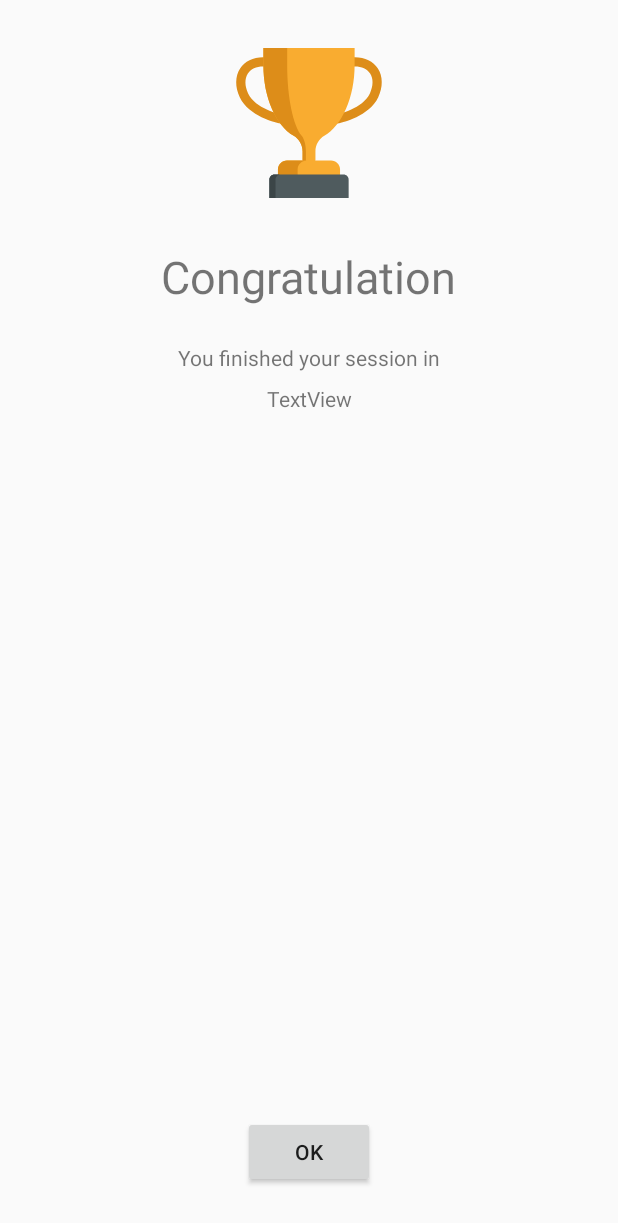
After one commit to oliexdev/openWorkout, an Android app: the layout fragment_trophy.xml on its own in the app's theme, with its tools: preview values and no code run, on a phone screen of 412 x 824 dp. The commit adds this screen. Shown: the top 1223 px of the screen. Run offline under Robolectric (Android 15) with nearby library versions, the phone set to English and light mode, and no system bars.

Commit message:
show trophy fragment after successful finished the workout session

```diff
--- /dev/null
+++ b/app/src/main/res/layout/fragment_trophy.xml
@@ -0,0 +1,63 @@
+<?xml version="1.0" encoding="utf-8"?>
+<!--
+  ~ Copyright (C) 2020 by olie.xdev@googlemail.com All Rights Reserved
+  -->
+
+<androidx.constraintlayout.widget.ConstraintLayout xmlns:android="http://schemas.android.com/apk/res/android"
+    xmlns:app="http://schemas.android.com/apk/res-auto"
+    android:layout_width="match_parent"
+    android:layout_height="match_parent">
+
+    <ImageView
+        android:id="@+id/imageView"
+        android:layout_width="100dp"
+        android:layout_height="100dp"
+        android:layout_marginStart="16dp"
+        android:layout_marginTop="32dp"
+        android:layout_marginEnd="16dp"
+        app:layout_constraintEnd_toEndOf="parent"
+        app:layout_constraintStart_toStartOf="parent"
+        app:layout_constraintTop_toTopOf="parent"
+        app:srcCompat="@drawable/ic_trophy_enabled" />
+
+    <TextView
+        android:id="@+id/textView"
+        android:layout_width="wrap_content"
+        android:layout_height="wrap_content"
+        android:layout_marginTop="32dp"
+        android:text="@string/label_congratulation"
+        android:textSize="30sp"
+        app:layout_constraintEnd_toEndOf="parent"
+        app:layout_constraintStart_toStartOf="parent"
+        app:layout_constraintTop_toBottomOf="@+id/imageView" />
+
+    <TextView
+        android:id="@+id/infoView"
+        android:layout_width="wrap_content"
+        android:layout_height="wrap_content"
+        android:layout_marginTop="24dp"
+        android:text="@string/label_info_finished_session"
+        app:layout_constraintEnd_toEndOf="parent"
+        app:layout_constraintStart_toStartOf="parent"
+        app:layout_constraintTop_toBottomOf="@+id/textView" />
+
+    <Button
+        android:id="@+id/okView"
+        android:layout_width="wrap_content"
+        android:layout_height="wrap_content"
+        android:layout_marginBottom="32dp"
+        android:text="@string/label_ok"
+        app:layout_constraintBottom_toBottomOf="parent"
+        app:layout_constraintEnd_toEndOf="parent"
+        app:layout_constraintStart_toStartOf="parent" />
+
+    <TextView
+        android:id="@+id/elapsedTimeView"
+        android:layout_width="wrap_content"
+        android:layout_height="wrap_content"
+        android:layout_marginTop="8dp"
+        android:text="TextView"
+        app:layout_constraintEnd_toEndOf="parent"
+        app:layout_constraintStart_toStartOf="parent"
+        app:layout_constraintTop_toBottomOf="@+id/infoView" />
+</androidx.constraintlayout.widget.ConstraintLayout>
--- a/app/src/main/res/values/strings.xml
+++ b/app/src/main/res/values/strings.xml
@@ -14,6 +14,7 @@
     <string name="menu_sessions">Sessions</string>
     <string name="menu_workout">Workout</string>
     <string name="menu_settings">Settings</string>
+    <string name="menu_trophy">Trophy</string>
     <string name="menu_workoutslide">Workout slide</string>
     <string name="menu_workoutsettings">Workout settings</string>
     <string name="menu_workoutdatabase">Workout item database</string>
@@ -44,6 +45,9 @@
     <string name="label_work_duration_item_info">%ds work duration</string>
     <string name="label_break_duration_item_info">%ds break</string>
     <string name="label_prep_duration_item_info">%ds preparation</string>
+
+    <string name="label_congratulation">Congratulation</string>
+    <string name="label_info_finished_session">You finished your session in</string>
 
     <string name="label_start">Start</string>
     <string name="label_break">Take a break</string>
```
Also changed, not shown: app/src/main/java/com/health/openworkout/core/datatypes/WorkoutItem.java (+13 -3 lines), app/src/main/java/com/health/openworkout/core/datatypes/WorkoutSession.java (+10 -0 lines), app/src/main/java/com/health/openworkout/gui/datatypes/TrophyFragment.java (added, +69 -0 lines), app/src/main/java/com/health/openworkout/gui/utils/SoundUtils.java (+7 -2 lines), app/src/main/java/com/health/openworkout/gui/workout/WorkoutSlideFragment.java (+17 -5 lines), app/src/main/res/layout/item_workout.xml (+4 -4 lines), app/src/main/res/navigation/mobile_navigation.xml (+14 -0 lines), 2 other files.
